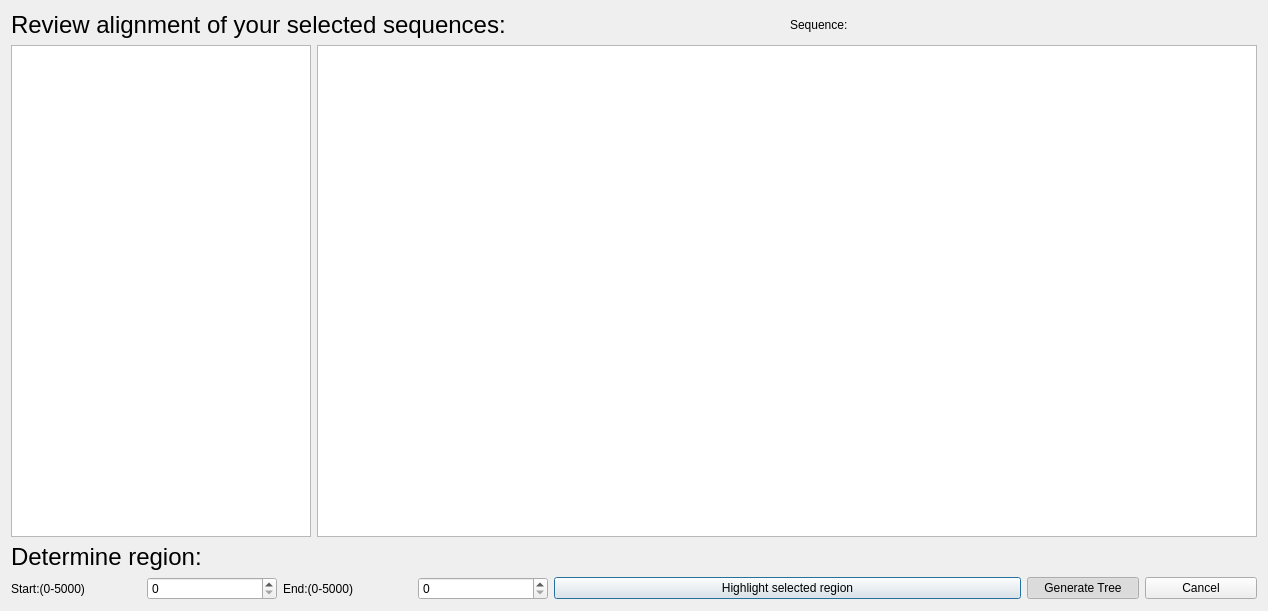
Above: treedialog.ui from WilsonImmunologyLab/Librator before the change. Below: the same form after it.
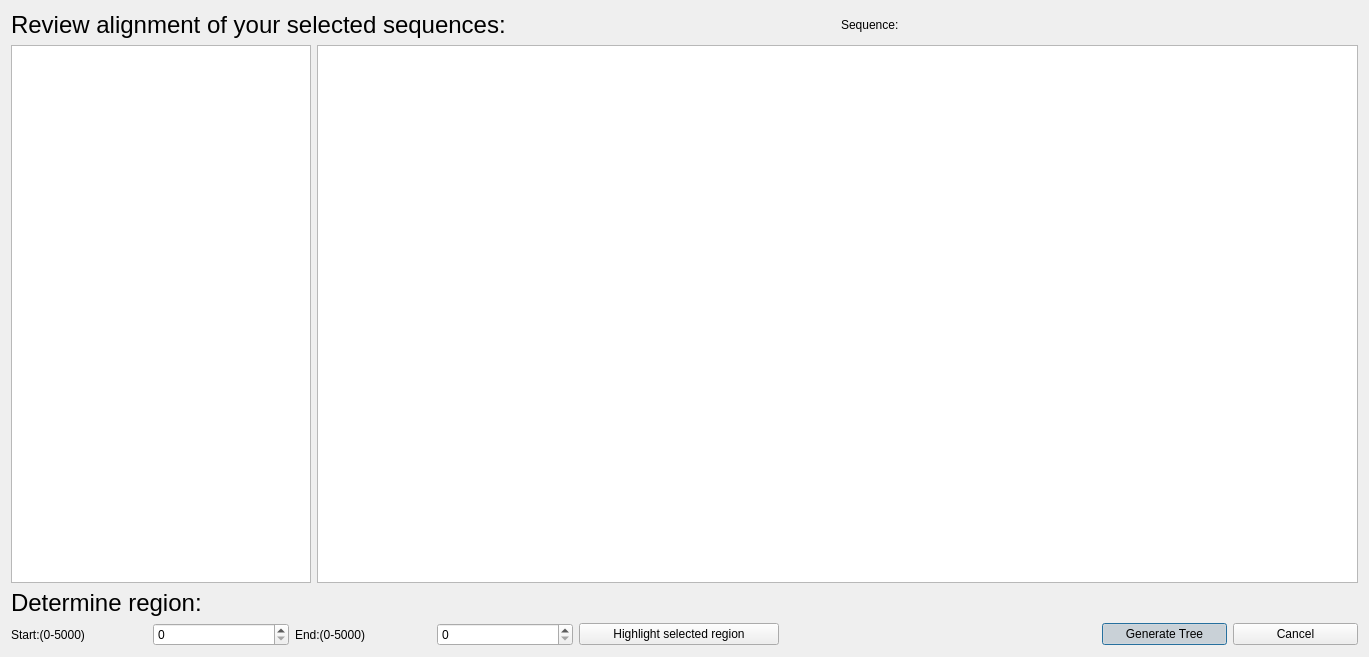
That is the form after the change.

Diff of the .ui file:
```diff
--- a/treedialog.ui
+++ b/treedialog.ui
@@ -6,8 +6,8 @@
    <rect>
     <x>0</x>
     <y>0</y>
-    <width>1268</width>
-    <height>611</height>
+    <width>1369</width>
+    <height>657</height>
    </rect>
   </property>
   <property name="sizePolicy">
@@ -129,15 +129,33 @@
    </item>
    <item row="3" column="2" colspan="2">
     <widget class="QPushButton" name="showButton">
+     <property name="enabled">
+      <bool>true</bool>
+     </property>
+     <property name="maximumSize">
+      <size>
+       <width>200</width>
+       <height>16777215</height>
+      </size>
+     </property>
      <property name="text">
       <string>Highlight selected region</string>
      </property>
+     <property name="autoDefault">
+      <bool>false</bool>
+     </property>
     </widget>
    </item>
    <item row="3" column="4">
     <layout class="QHBoxLayout" name="horizontalLayout">
      <item>
       <widget class="QPushButton" name="confirmButton">
+       <property name="minimumSize">
+        <size>
+         <width>120</width>
+         <height>0</height>
+        </size>
+       </property>
        <property name="text">
         <string>Generate Tree</string>
        </property>
@@ -151,6 +169,12 @@
      </item>
      <item>
       <widget class="QPushButton" name="cancelButton">
+       <property name="minimumSize">
+        <size>
+         <width>120</width>
+         <height>0</height>
+        </size>
+       </property>
        <property name="text">
         <string>Cancel</string>
        </property>
```
